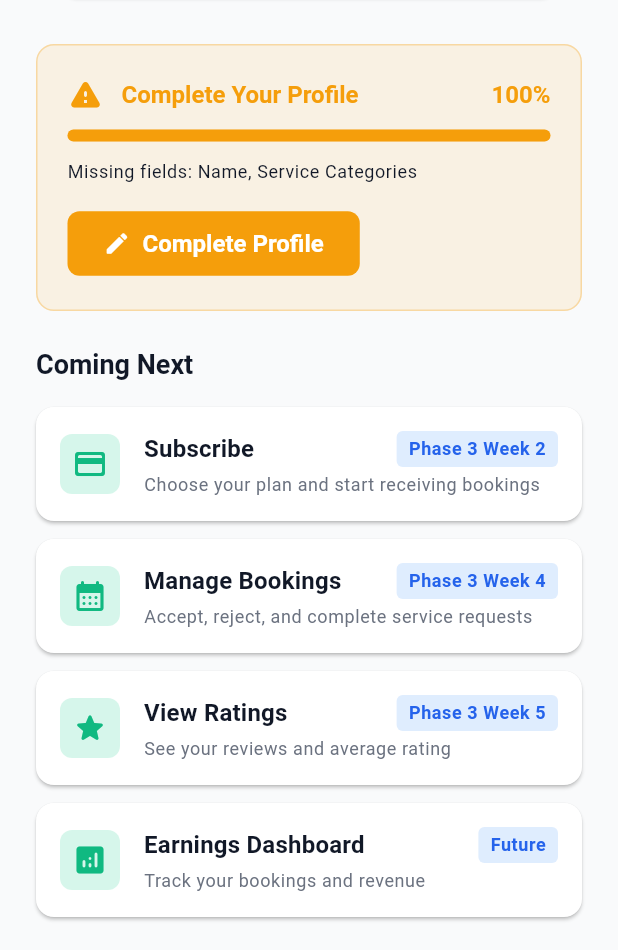
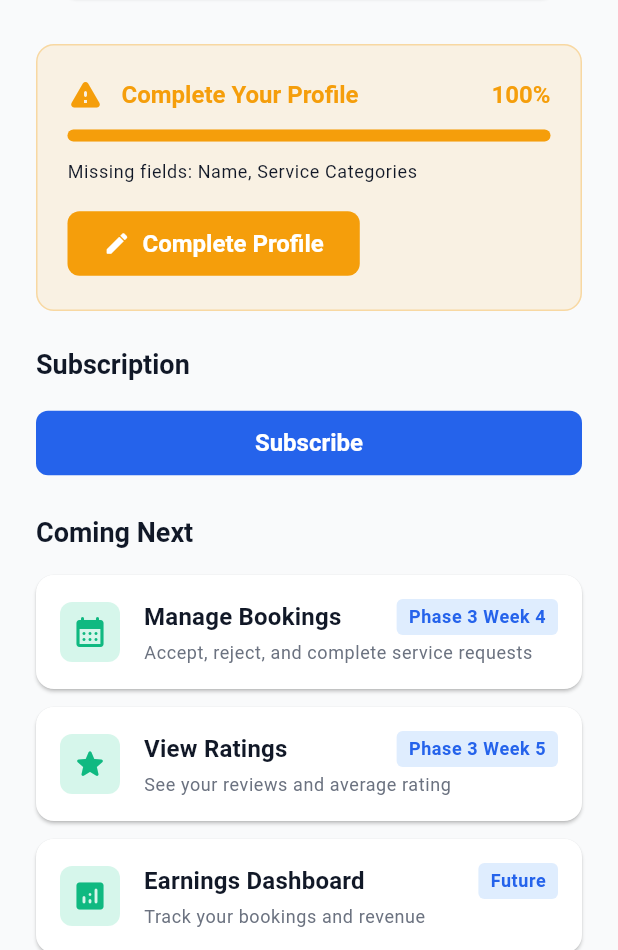
Before and after one commit to gow1n-d/freelancer, a Flutter app: the FreelancerDashboardScreen screen opened directly, on a phone screen of 412 x 824 dp, the part 286-1236 px from its top. Run offline on Flutter 3.47's test engine with Material 3 defaults, Android fonts, the phone set to English and light mode, and no system bars; our stand-ins replace cloud_firestore, cloud_functions, firebase_auth, firebase_core; missing offline and left inert: razorpay_flutter; accounts and stored records are empty.

Commit message:
Auto-commit: Agent tool execution

```diff
--- a/lib/screens/freelancer/freelancer_dashboard_screen.dart
+++ b/lib/screens/freelancer/freelancer_dashboard_screen.dart
@@ -3,11 +3,16 @@ import 'package:provider/provider.dart';
 import '../../services/auth_service.dart';
 import '../../services/auth_provider.dart';
 import '../../services/profile_service.dart';
+import '../../services/subscription_service.dart';
+import '../../models/subscription_model.dart';
 import '../../utils/theme.dart';
 import '../../models/user_model.dart';
+import '../../utils/constants.dart';
 import '../auth/login_screen.dart';
 import 'profile_edit_screen.dart';
 import 'profile_preview_screen.dart';
+import 'subscription_screen.dart';
+import 'subscription_management_screen.dart';
 
 /// Freelancer dashboard screen with profile management
 class FreelancerDashboardScreen extends StatefulWidget {
@@ -21,6 +26,43 @@ class FreelancerDashboardScreen extends StatefulWidget {
 class _FreelancerDashboardScreenState extends State<FreelancerDashboardScreen> {
   final _authService = AuthService();
   final _profileService = ProfileService();
+  final _subscriptionService = SubscriptionService();
+
+  SubscriptionModel? _subscription;
+  bool _isLoadingSubscription = true;
+
+  @override
+  void initState() {
+    super.initState();
+    _loadSubscriptionData();
+  }
+
+  Future<void> _loadSubscriptionData() async {
+    setState(() {
+      _isLoadingSubscription = true;
+    });
+
+    try {
+      final authProvider = Provider.of<AuthProvider>(context, listen: false);
+      final userId = authProvider.firebaseUser?.uid;
+
+      if (userId != null) {
+        final subscription = await _subscriptionService.getSubscription(userId);
+        setState(() {
+          _subscription = subscription;
+          _isLoadingSubscription = false;
+        });
+      } else {
+        setState(() {
+          _isLoadingSubscription = false;
+        });
+      }
+    } catch (e) {
+      setState(() {
+        _isLoadingSubscription = false;
+      });
+    }
+  }
 
   Future<void> _handleSignOut() async {
     final confirmed = await showDialog<bool>(
@@ -74,6 +116,32 @@ class _FreelancerDashboardScreenState extends State<FreelancerDashboardScreen> {
         builder: (context) => ProfilePreviewScreen(user: user),
       ),
     );
+  }
+
+  Future<void> _navigateToSubscription() async {
+    final result = await Navigator.push(
+      context,
+      MaterialPageRoute(
+        builder: (context) => const SubscriptionScreen(),
+      ),
+    );
+
+    if (result == true && mounted) {
+      _loadSubscriptionData();
+    }
+  }
+
+  Future<void> _navigateToSubscriptionManagement() async {
+    final result = await Navigator.push(
+      context,
+      MaterialPageRoute(
+        builder: (context) => const SubscriptionManagementScreen(),
+      ),
+    );
+
+    if (result == true && mounted) {
+      _loadSubscriptionData();
+    }
   }
 
   @override
@@ -301,6 +369,19 @@ class _FreelancerDashboardScreenState extends State<FreelancerDashboardScreen> {
 
                 const SizedBox(height: 24),
 
+                // Subscription section
+                if (!_isLoadingSubscription) ...[
+                  Text(
+                    'Subscription',
+                    style: Theme.of(context).textTheme.headlineSmall?.copyWith(
+                          fontWeight: FontWeight.bold,
+                        ),
+                  ),
+                  const SizedBox(height: 16),
+                  _buildSubscriptionCard(),
+                  const SizedBox(height: 24),
+                ],
+
                 // Coming soon features
                 Text(
                   'Coming Next',
@@ -310,13 +391,6 @@ class _FreelancerDashboardScreenState extends State<FreelancerDashboardScreen> {
                 ),
                 const SizedBox(height: 16),
 
-                _FeatureCard(
-                  icon: Icons.payment_rounded,
-                  title: 'Subscribe',
-                  phase: 'Phase 3 Week 2',
-                  description:
-                      'Choose your plan and start receiving bookings',
-                ),
                 _FeatureCard(
                   icon: Icons.calendar_month_rounded,
                   title: 'Manage Bookings',
@@ -340,6 +414,50 @@ class _FreelancerDashboardScreenState extends State<FreelancerDashboardScreen> {
           );
         },
       ),
+    );
+  }
+
+  Widget _buildSubscriptionCard() {
+    if (_isLoadingSubscription) {
+      return const Center(child: CircularProgressIndicator());
+    }
+
+    if (_subscription == null) {
+      return ElevatedButton(
+        onPressed: _navigateToSubscription,
+        child: const Text('Subscribe'),
+      );
+    }
+
+    return Column(
+      crossAxisAlignment: CrossAxisAlignment.start,
+      children: [
+        Text(
+          _subscription!.plan.name,
+          style: Theme.of(context).textTheme.titleMedium?.copyWith(
+                fontWeight: FontWeight.bold,
+              ),
+        ),
+        const SizedBox(height: 8),
+        Text(
+          _subscription!.plan.description,
+          style: Theme.of(context).textTheme.bodySmall?.copyWith(
+                color: AppTheme.textSecondary,
+              ),
+        ),
+        const SizedBox(height: 8),
+        Text(
+          'Expires on ${_subscription!.endDate}',
+          style: Theme.of(context).textTheme.bodySmall?.copyWith(
+                color: AppTheme.textSecondary,
+              ),
+        ),
+        const SizedBox(height: 8),
+        ElevatedButton(
+          onPressed: _navigateToSubscriptionManagement,
+          child: const Text('Manage Subscription'),
+        ),
+      ],
     );
   }
 }
```
